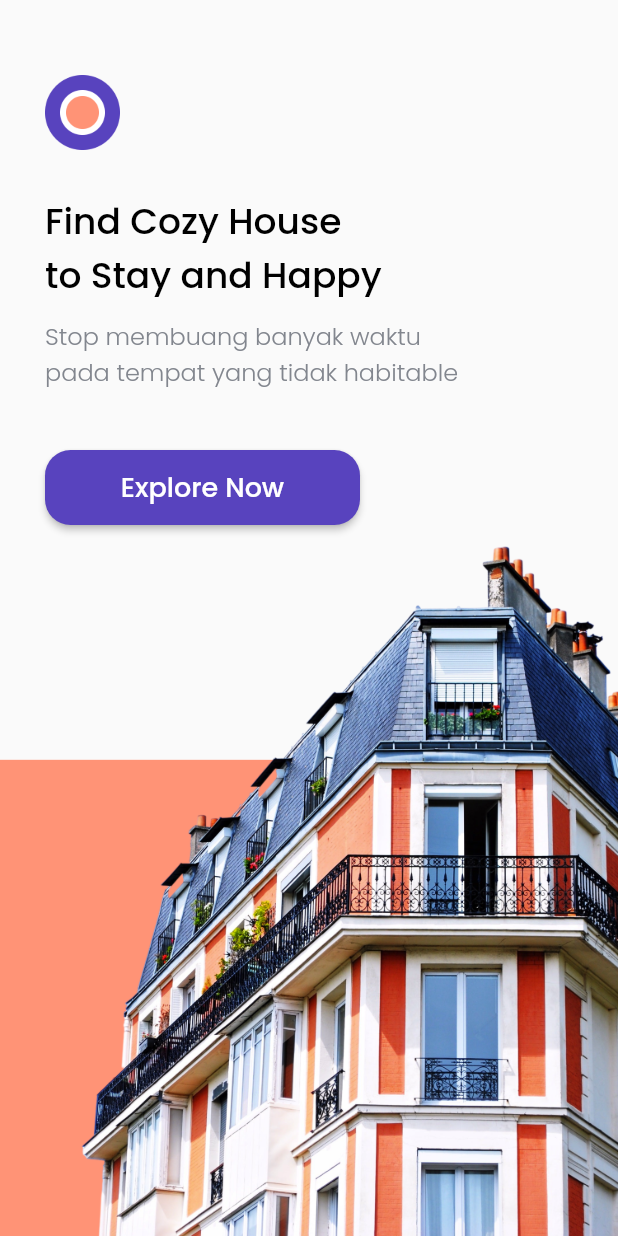
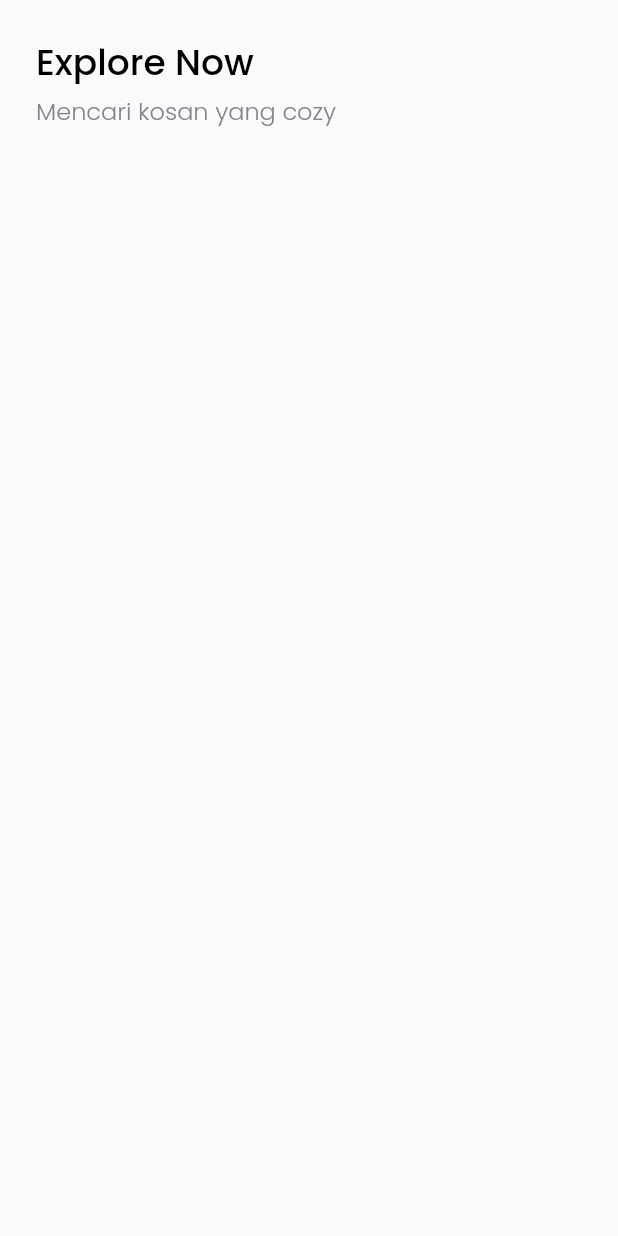
Before and after one commit to HarunNurahman/cozy-home, a Flutter app: the screen it shows after launch, after a tap on "Explore Now", on a phone screen of 412 x 824 dp. Run offline on Flutter 3.47's test engine with Material 2 defaults, Android fonts, the phone set to English and light mode, and no system bars; our stand-ins replace device_preview, google_fonts.

Commit message:
Layouting Home Screen

```diff
--- /dev/null
+++ b/lib/pages/home_screen.dart
@@ -0,0 +1,37 @@
+import 'package:flutter/material.dart';
+import 'package:kosan_apps/themes.dart';
+
+class HomeScreen extends StatelessWidget {
+  const HomeScreen({Key? key}) : super(key: key);
+
+  @override
+  Widget build(BuildContext context) {
+    return Scaffold(
+      body: SafeArea(
+        child: Padding(
+          padding: EdgeInsets.symmetric(vertical: edge),
+          child: ListView(
+            children: [
+              Padding(
+                padding: EdgeInsets.only(left: edge),
+                child: Text(
+                  'Explore Now',
+                  style: blackTextStyle.copyWith(fontSize: 24),
+                ),
+              ),
+              const SizedBox(height: 2),
+              Padding(
+                padding: EdgeInsets.only(left: edge),
+                child: Text(
+                  'Mencari kosan yang cozy',
+                  style: greyTextStyle.copyWith(fontSize: 16),
+                ),
+              ),
+              const SizedBox(height: 30),
+            ],
+          ),
+        ),
+      ),
+    );
+  }
+}
--- a/lib/pages/splash_screen.dart
+++ b/lib/pages/splash_screen.dart
@@ -1,4 +1,5 @@
 import 'package:flutter/material.dart';
+import 'package:kosan_apps/pages/home_screen.dart';
 import 'package:kosan_apps/themes.dart';
 
 class SplashScreen extends StatelessWidget {
@@ -46,7 +47,14 @@ class SplashScreen extends StatelessWidget {
                     width: 210,
                     height: 50,
                     child: ElevatedButton(
-                      onPressed: () {},
+                      onPressed: () {
+                        Navigator.push(
+                          context,
+                          MaterialPageRoute(
+                            builder: (context) => HomeScreen(),
+                          ),
+                        );
+                      },
                       style: ElevatedButton.styleFrom(
                         primary: purpleColor,
                         shape: RoundedRectangleBorder(
--- a/lib/themes.dart
+++ b/lib/themes.dart
@@ -6,6 +6,8 @@ Color orangeColor = const Color(0xFFFF5B5B);
 Color blackColor = const Color(0xFF000000);
 Color whiteColor = const Color(0xFFFFFFFF);
 Color greyColor = const Color(0xFF82868E);
+
+double edge = 24;
 
 TextStyle blackTextStyle = GoogleFonts.poppins(
   color: blackColor,
```
